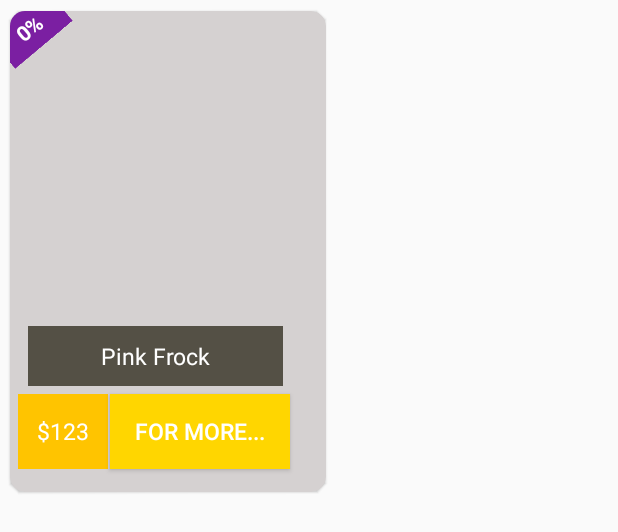
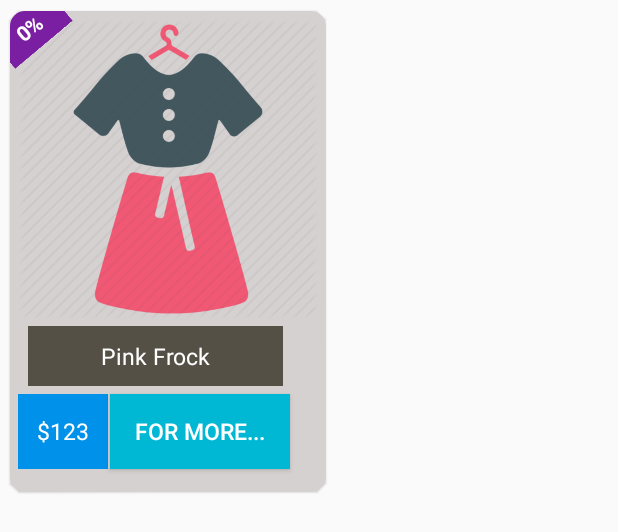
Before and after one commit to Perusha/MAD-Project, an Android app: the layout cus_product_grid.xml on its own in the app's theme, with its tools: preview values and no code run, on a phone screen of 412 x 824 dp. Shown: the top 532 px of the screen. Run offline under Robolectric (Android 15) with nearby library versions, the phone set to English and light mode, and no system bars.

Commit message:
color changes

```diff
--- a/app/src/main/java/com/example/finery/MainActivity.java
+++ b/app/src/main/java/com/example/finery/MainActivity.java
@@ -9,12 +9,13 @@ import android.widget.Button;
 
 public class MainActivity extends AppCompatActivity {
 
-    private Button btnCart;
+    private Button btnCart, btnPoduct;
     @Override
     protected void onCreate(Bundle savedInstanceState) {
         super.onCreate(savedInstanceState);
         setContentView(R.layout.activity_main);
         btnCart = (Button)findViewById(R.id.btnCart);
+        btnPoduct = (Button) findViewById(R.id.btnProducts);
     }
 
     public void onClick(View view) {
@@ -23,6 +24,7 @@ public class MainActivity extends AppCompatActivity {
         switch(view.getId())
         {
             case R.id.btnCart : i=new Intent(this,CartActivity.class);startActivity(i);break;
+            case R.id.btnProducts : i = new Intent(this, ProductCustomerView.class);startActivity(i);break;
             default:break;
         }
 
--- a/app/src/main/res/drawable/product_textview.xml
+++ b/app/src/main/res/drawable/product_textview.xml
@@ -4,11 +4,11 @@
     <corners android:radius="10dp"/>
 
     <gradient
-        android:startColor="#EC6D10"
-        android:centerColor="#FFAB00"
+        android:startColor="#2962FF"
+        android:centerColor="#0091EA"
         android:type="linear"
         android:angle="315"
-        android:endColor="#FFD600">
+        android:endColor="#00B8D4">
     </gradient>
 
 </shape>
--- a/app/src/main/res/layout/activity_main.xml
+++ b/app/src/main/res/layout/activity_main.xml
@@ -27,7 +27,7 @@
             android:layout_height="80dp"
             android:layout_marginStart="24dp"
             android:layout_marginTop="30dp"
-            android:text="Products"
+            android:text="@string/homepage_product"
             app:layout_constraintStart_toStartOf="parent"
             app:layout_constraintTop_toTopOf="parent"
             android:background="#F8BBD0"/>
--- a/app/src/main/res/layout/cus_product_grid.xml
+++ b/app/src/main/res/layout/cus_product_grid.xml
@@ -33,7 +33,7 @@
                 android:scaleType="fitXY"
                 android:adjustViewBounds="true"
                 android:layout_gravity="center_horizontal"
-                android:contentDescription="@string/product_image" />
+                android:src="@drawable/female_dresses"/>
 
             <TextView
                 android:id="@+id/productOffer"
@@ -59,9 +59,9 @@
                 android:layout_marginStart="5dp"
                 android:layout_marginTop="255dp"
                 android:layout_marginBottom="5dp"
-                android:background="#FFC400"
+                android:background="#0091EA"
                 android:gravity="center"
-                android:text="@string/price_text"
+                android:text="@string/product_price"
                 android:textColor="#FFF"
                 android:textSize="15sp" />
 
@@ -75,7 +75,7 @@
                 android:layout_marginBottom="5dp"
                 android:background="#AB161101"
                 android:gravity="center"
-                android:text="@string/product_name"
+                android:text="@string/product_title"
                 android:textColor="#FFF"
                 android:textSize="15sp" />
 
@@ -88,8 +88,8 @@
                 android:layout_marginTop="255dp"
                 android:layout_marginBottom="15dp"
                 android:textColor="#fff"
-                android:text="@string/for_more_product"
-                android:background="#FFD600"
+                android:text="@string/product_for_more"
+                android:background="#00B8D4"
                 android:textAlignment="center"
                 android:textSize="15sp"/>
 
--- a/app/src/main/res/values/strings.xml
+++ b/app/src/main/res/values/strings.xml
@@ -8,6 +8,5 @@
     <string name="offer_text">0%</string>
     <string name="price_text">$123</string>
     <string name="product_name">Pink Frock</string>
-    <string name="for_more_product">For More...</string>
-    <string name="product_image">Product Image</string>
+    <string name="homepage_product">Products</string>
 </resources>
```
Also changed, not shown: app/src/main/res/drawable-v24/female_dresses.png (added).
